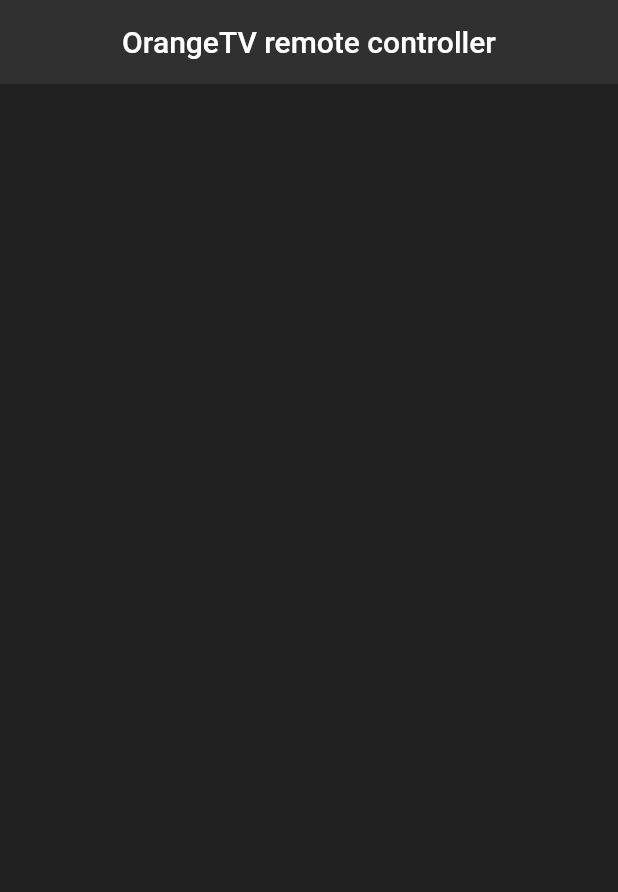
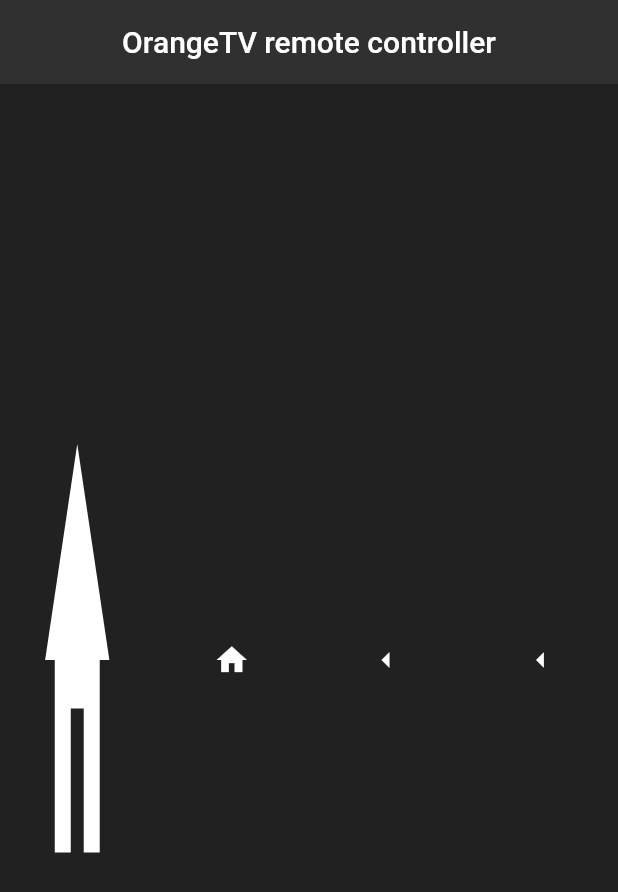
Before and after one commit to Akrobate/orange-tv-remote-app, a Flutter app: the screen it shows after launch, on a phone screen of 412 x 824 dp. Shown: the top 892 px of the screen. Run offline on Flutter 3.47's test engine with Material 2 defaults, Android fonts, the phone set to English and light mode, and no system bars.

Commit message:
First layouts test, icons uses full size

```diff
--- a/lib/main.dart
+++ b/lib/main.dart
@@ -24,6 +24,53 @@ class Home extends StatelessWidget {
         backgroundColor: Colors.grey[850],
         elevation: 0.0,
       ),
+      body: Column(
+        children: <Widget>[
+          Expanded(
+            child: Row(
+              children: <Widget>[
+                Expanded(
+                  child: ConstrainedBox(
+                    constraints: BoxConstraints(minWidth: double.infinity, minHeight: double.infinity),
+                    child: FittedBox(
+                      fit: BoxFit.fill,
+                      child: IconButton(
+                        onPressed: () {},
+                        icon: FittedBox(
+                          fit: BoxFit.fill,
+                          child: Icon(Icons.home),
+                        ),
+                        color: Colors.white,
+                      ),
+                    ),
+                  ),
+                ),
+                Expanded(
+                  child: IconButton(
+                    onPressed: () {},
+                    icon: Icon(Icons.home),
+                    color: Colors.white,
+                  ),
+                ),
+                Expanded(
+                  child: IconButton(
+                    onPressed: () {},
+                    icon: Icon(Icons.arrow_left),
+                    color: Colors.white,
+                  ),
+                ),
+                Expanded(
+                  child: IconButton(
+                    onPressed: () {},
+                    icon: Icon(Icons.arrow_left),
+                    color: Colors.white,
+                  ),
+                )
+              ],
+            ),
+          )
+        ],
+      )
     );
   }
 }
```
